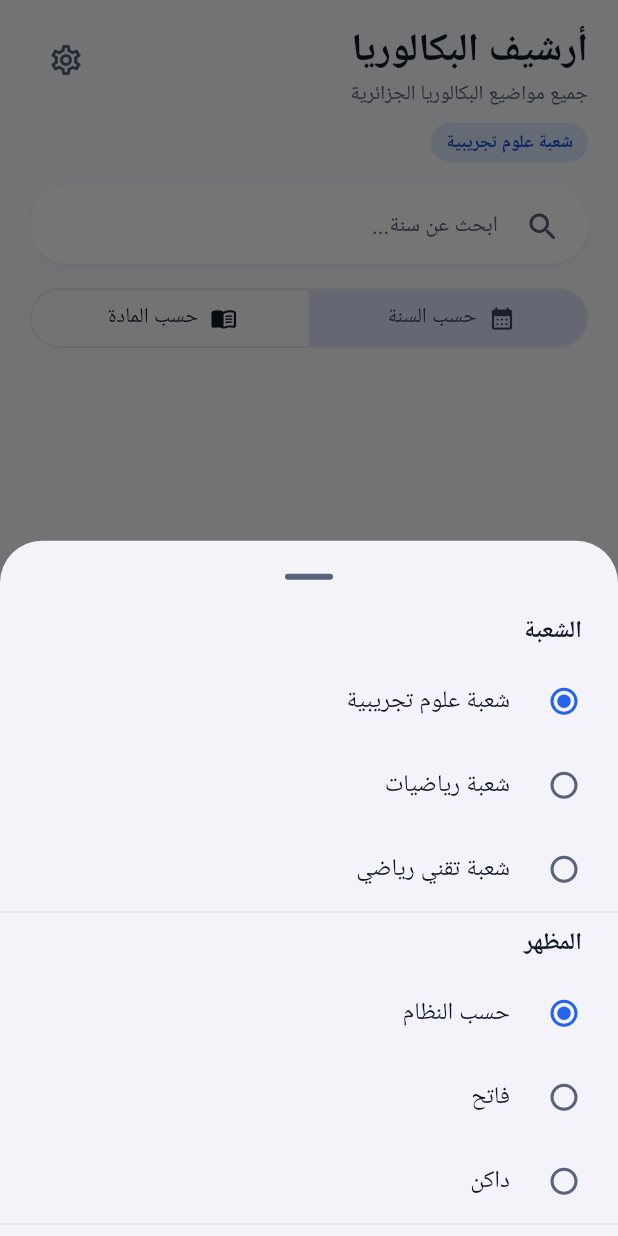
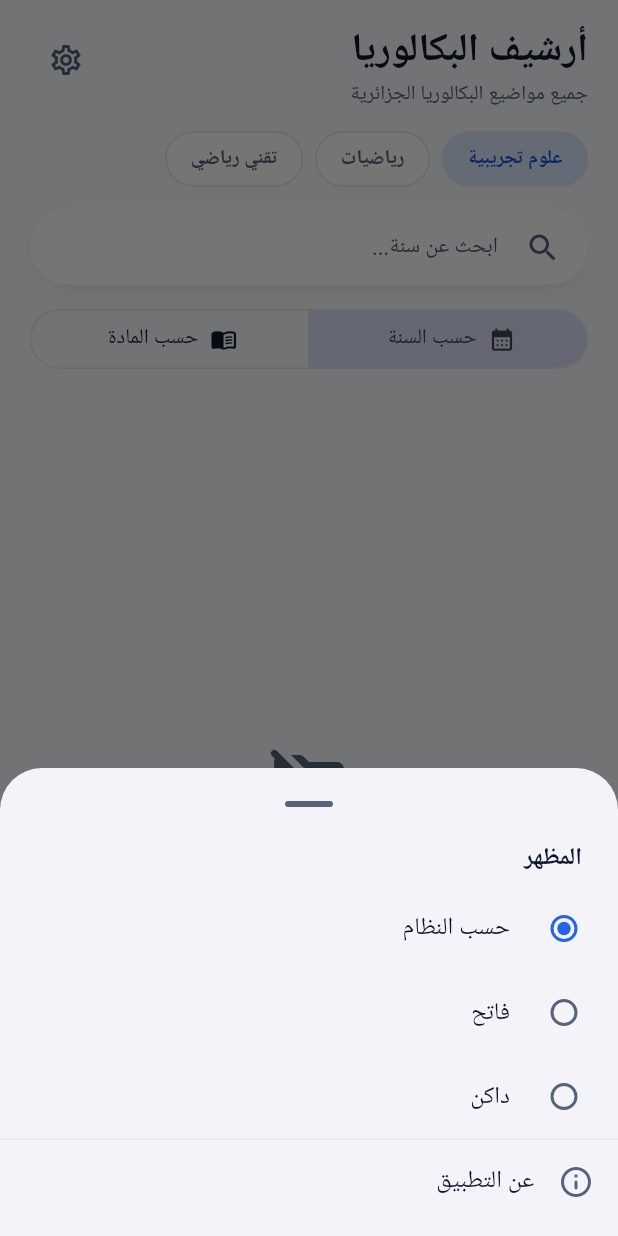
Before and after one commit to Poasherkir/bac-archive, a Flutter app: the HomeScreen screen opened by its route, after a tap on the "settings" icon, on a phone screen of 412 x 824 dp. Run offline on Flutter 3.47's test engine with Material 3 defaults, Android fonts, the phone set to English and light mode, and no system bars; our stand-ins replace connectivity_plus, flutter_riverpod, go_router, google_fonts, share_plus, shared_preferences and 1 more; missing offline and left inert: pdfx; accounts and stored records are empty; Roboto replaces fonts that are missing (Alexandria).

Commit message:
Move stream selector to prominent Home chip row

```diff
--- a/app/lib/screens/home_screen.dart
+++ b/app/lib/screens/home_screen.dart
@@ -7,7 +7,6 @@ import '../providers/browse_mode.dart';
 import '../providers/delta_sync.dart';
 import '../providers/theme_mode.dart';
 import '../providers/manifest_providers.dart';
-import '../providers/providers.dart';
 import '../providers/selected_stream.dart';
 import '../widgets/home_search_bar.dart';
 import '../widgets/ui_helpers.dart';
@@ -85,26 +84,6 @@ class _HomeScreenState extends ConsumerState<HomeScreen> {
                               height: 1.5,
                             ),
                           ),
-                          const SizedBox(height: 8),
-                          GestureDetector(
-                            onTap: () => _showSettingsSheet(context),
-                            child: Container(
-                              padding: const EdgeInsets.symmetric(
-                                  horizontal: 10, vertical: 4),
-                              decoration: BoxDecoration(
-                                color: scheme.primaryContainer,
-                                borderRadius: BorderRadius.circular(99),
-                              ),
-                              child: Text(
-                                'شعبة ${ref.watch(activeStreamProvider)}',
-                                style: TextStyle(
-                                  color: scheme.onPrimaryContainer,
-                                  fontSize: 12,
-                                  fontWeight: FontWeight.w600,
-                                ),
-                              ),
-                            ),
-                          ),
                         ],
                       ),
                     ),
@@ -136,7 +115,47 @@ class _HomeScreenState extends ConsumerState<HomeScreen> {
                 ),
               ),
             ),
-            const SizedBox(height: 16),
+            const SizedBox(height: 12),
+            // ------------------------ stream selector ------------------------
+            // Prominent on Home: switching is a pure local filter (all
+            // streams are downloaded up front) — instant and offline.
+            SizedBox(
+              height: 40,
+              child: Entrance(
+                delayFraction: 0.1,
+                fromOffset: const Offset(0, -0.4),
+                child: ListView(
+                  scrollDirection: Axis.horizontal,
+                  padding: const EdgeInsets.symmetric(horizontal: 20),
+                  children: [
+                    for (final st in kStreams) ...[
+                      ChoiceChip(
+                        label: Text(st.label),
+                        selected:
+                            ref.watch(activeStreamProvider) == st.label,
+                        onSelected: (_) => _switchStream(st.label),
+                        labelStyle: TextStyle(
+                          fontSize: 13,
+                          fontWeight: FontWeight.w600,
+                          color: ref.watch(activeStreamProvider) == st.label
+                              ? scheme.onPrimaryContainer
+                              : scheme.onSurfaceVariant,
+                        ),
+                        selectedColor: scheme.primaryContainer,
+                        backgroundColor: scheme.surface,
+                        shape: RoundedRectangleBorder(
+                          borderRadius: BorderRadius.circular(99),
+                          side: BorderSide(color: scheme.outline),
+                        ),
+                        showCheckmark: false,
+                      ),
+                      const SizedBox(width: 8),
+                    ],
+                  ],
+                ),
+              ),
+            ),
+            const SizedBox(height: 12),
             // -------------------------- search bar --------------------------
             Padding(
               padding: const EdgeInsets.symmetric(horizontal: 20),
@@ -263,18 +282,11 @@ class _HomeScreenState extends ConsumerState<HomeScreen> {
     setState(() => _query = '');
   }
 
-  /// Change the active stream. Already-synced streams show instantly from
-  /// their cached manifest; new streams route through the sync screen,
-  /// which downloads only the files missing locally (shared PDFs are
-  /// already on disk).
+  /// Change the active stream — a pure local filter over the fully-synced
+  /// archive, so it works instantly and offline.
   Future<void> _switchStream(String label) async {
     await ref.read(selectedStreamProvider.notifier).set(label);
-    final slug = ref.read(activeStreamSlugProvider);
-    final store = ref.read(localStoreProvider);
     _clearSearch();
-    if (!store.isSyncCompleteFor(slug) && mounted) {
-      context.go('/sync');
-    }
   }
 
   /// Settings sheet: theme mode selector + about entry. UI-only.
@@ -293,39 +305,6 @@ class _HomeScreenState extends ConsumerState<HomeScreen> {
               children: [
                 Padding(
                   padding: const EdgeInsets.fromLTRB(24, 0, 24, 8),
-                  child: Align(
-                    alignment: AlignmentDirectional.centerStart,
-                    child: Text(
-                      'الشعبة',
-                      style: TextStyle(
-                        fontSize: 16,
-                        fontWeight: FontWeight.w600,
-                        color: Theme.of(ctx).colorScheme.onSurface,
-                      ),
-                    ),
-                  ),
-                ),
-                RadioGroup<String>(
-                  groupValue: ref.watch(activeStreamProvider),
-                  onChanged: (label) {
-                    if (label == null) return;
-                    Navigator.of(ctx).pop();
-                    _switchStream(label);
-                  },
-                  child: Column(
-                    mainAxisSize: MainAxisSize.min,
-                    children: [
-                      for (final st in kStreams)
-                        RadioListTile<String>(
-                          value: st.label,
-                          title: Text('شعبة ${st.label}'),
-                        ),
-                    ],
-                  ),
-                ),
-                const Divider(),
-                Padding(
-                  padding: const EdgeInsets.fromLTRB(24, 8, 24, 8),
                   child: Align(
                     alignment: AlignmentDirectional.centerStart,
                     child: Text(
--- a/app/lib/screens/stream_picker_screen.dart
+++ b/app/lib/screens/stream_picker_screen.dart
@@ -51,7 +51,7 @@ class StreamPickerScreen extends ConsumerWidget {
                 ),
                 const SizedBox(height: 8),
                 Text(
-                  'اختر شعبتك لتحميل مواضيعها والدراسة دون إنترنت',
+                  'اختر شعبتك — وسيتم تحميل جميع الشعب للمطالعة دون إنترنت',
                   textAlign: TextAlign.center,
                   style: GoogleFonts.alexandria(
                     color: Colors.white.withValues(alpha: 0.85),
@@ -75,7 +75,7 @@ class StreamPickerScreen extends ConsumerWidget {
                 ],
                 const Spacer(flex: 2),
                 Text(
-                  'يمكنك تغيير الشعبة لاحقًا من الإعدادات',
+                  'يمكنك التنقل بين الشعب في أي وقت من الشاشة الرئيسية',
                   textAlign: TextAlign.center,
                   style: GoogleFonts.alexandria(
                     color: Colors.white.withValues(alpha: 0.65),
```
